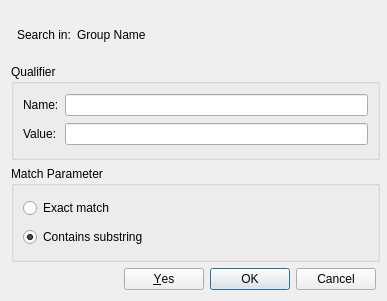
Old version of the form src/corelibs/U2View/src/ov_sequence/ui/SearchQualifierDialog.ui in the repository violethaze74/ugene.
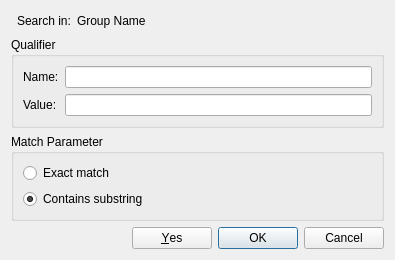
New version of the form.

Commit message: UGENE-3604 Invalid layout of the "Find Qualifier" dialog

Diff of the .ui file:
```diff
--- a/src/corelibs/U2View/src/ov_sequence/ui/SearchQualifierDialog.ui
+++ b/src/corelibs/U2View/src/ov_sequence/ui/SearchQualifierDialog.ui
@@ -6,38 +6,26 @@
    <rect>
     <x>0</x>
     <y>0</y>
-    <width>387</width>
-    <height>301</height>
+    <width>395</width>
+    <height>263</height>
    </rect>
   </property>
-  <property name="sizePolicy">
-   <sizepolicy hsizetype="Preferred" vsizetype="Fixed">
-    <horstretch>0</horstretch>
-    <verstretch>0</verstretch>
-   </sizepolicy>
-  </property>
-  <property name="minimumSize">
-   <size>
-    <width>385</width>
-    <height>301</height>
-   </size>
-  </property>
   <property name="windowTitle">
    <string>Find Qualifier</string>
   </property>
   <layout class="QGridLayout" name="gridLayout">
+   <property name="sizeConstraint">
+    <enum>QLayout::SetMinAndMaxSize</enum>
+   </property>
    <item row="5" column="0" colspan="5">
     <widget class="QGroupBox" name="groupBox_2">
-     <property name="minimumSize">
-      <size>
-       <width>369</width>
-       <height>96</height>
-      </size>
-     </property>
      <property name="title">
       <string>Match Parameter</string>
      </property>
      <layout class="QGridLayout" name="gridLayout_3">
+      <property name="sizeConstraint">
+       <enum>QLayout::SetMinAndMaxSize</enum>
+      </property>
       <item row="1" column="0">
        <widget class="QRadioButton" name="contaiinsButton">
         <property name="text">
@@ -66,16 +54,13 @@
    </item>
    <item row="4" column="0" colspan="5">
     <widget class="QGroupBox" name="groupBox">
-     <property name="minimumSize">
-      <size>
-       <width>369</width>
-       <height>96</height>
-      </size>
-     </property>
      <property name="title">
       <string>Qualifier</string>
      </property>
      <layout class="QGridLayout" name="gridLayout_2">
+      <property name="sizeConstraint">
+       <enum>QLayout::SetMinAndMaxSize</enum>
+      </property>
       <item row="0" column="0">
        <widget class="QLabel" name="label_3">
         <property name="text">
@@ -128,7 +113,7 @@
    <item row="0" column="1">
     <widget class="QLabel" name="label">
      <property name="sizePolicy">
-      <sizepolicy hsizetype="Minimum" vsizetype="Preferred">
+      <sizepolicy hsizetype="Minimum" vsizetype="Fixed">
        <horstretch>0</horstretch>
        <verstretch>0</verstretch>
       </sizepolicy>
```
